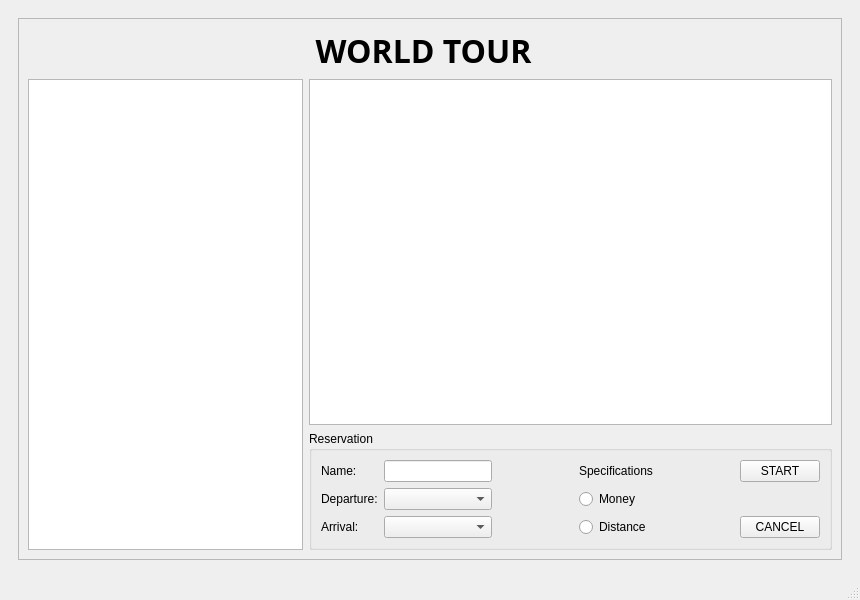
Above: travel_assistant.ui from isaacfulcrum/travel-assistant before the change. Below: the same form after it.
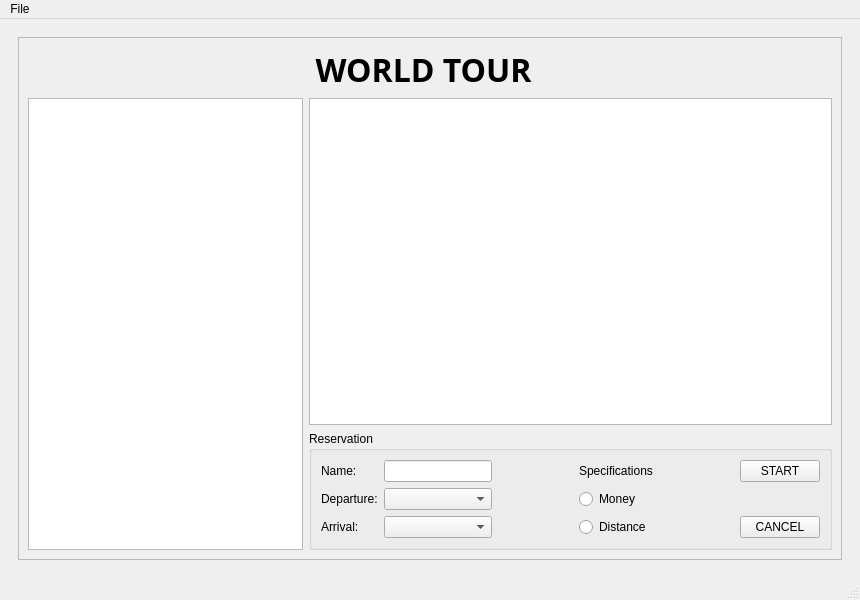
That is the form after the change. Icons and pictures are not drawn.

What changed in the file:
```diff
--- a/travel_assistant.ui
+++ b/travel_assistant.ui
@@ -452,6 +452,14 @@
      <height>21</height>
     </rect>
    </property>
+   <widget class="QMenu" name="menuFile">
+    <property name="title">
+     <string>File</string>
+    </property>
+    <addaction name="actionLoad_Countries"/>
+    <addaction name="actionLoad_Users"/>
+   </widget>
+   <addaction name="menuFile"/>
   </widget>
   <widget class="QStatusBar" name="statusbar"/>
  </widget>
```
Left out of the diff: 12 changed lines with no effect on the pictures.
